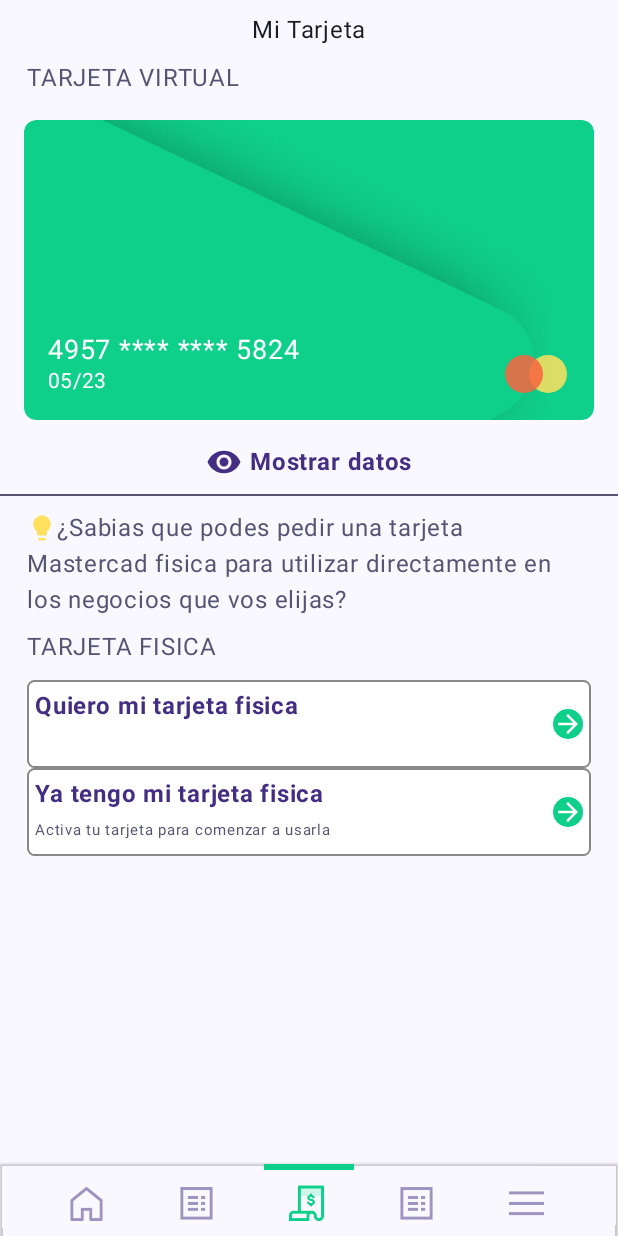
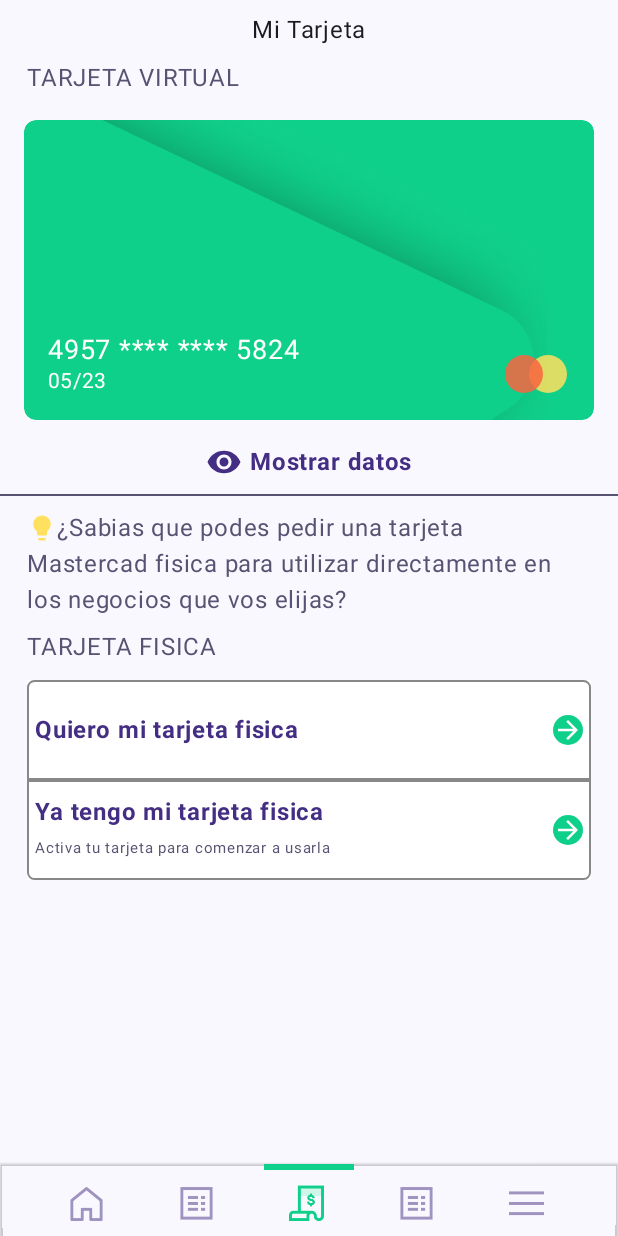
Before and after one commit to AlexLangman/Tp3Parcial, an Android app built with Jetpack Compose: the MyCardRoute screen opened through its navigation route, on a phone screen of 412 x 824 dp. Run offline under Robolectric (Android 15) with nearby library versions, the phone set to English and light mode, and no system bars; our stand-ins replace Firebase (no records; nobody signed in at launch, a user with empty details on screens opened directly).

Commit message:
profile Screen

```diff
--- a/app/src/main/java/com/example/parcialtp3langmanpoltibohuier/Navigation.kt
+++ b/app/src/main/java/com/example/parcialtp3langmanpoltibohuier/Navigation.kt
@@ -25,6 +25,7 @@ import com.example.parcialtp3langmanpoltibohuier.ui.screens.servicePayment.Servi
 import com.example.parcialtp3langmanpoltibohuier.ui.screens.SignIn.SignInRoute
 import com.example.parcialtp3langmanpoltibohuier.ui.screens.Splash.SplashRoute
 import com.example.parcialtp3langmanpoltibohuier.ui.screens.myAccount.MyAccountRoute
+import com.example.parcialtp3langmanpoltibohuier.ui.screens.myProfile.MyProfileRoutes
 
 
 @RequiresApi(Build.VERSION_CODES.O)
@@ -74,6 +75,9 @@ fun Navigation(navController: NavHostController) {
             composable(AppRoutes.SERVICE_PAYMENT) {
                 ServicePaymentRoute(navController)
             }
+            composable(AppRoutes.MY_PROFILE) {
+                MyProfileRoutes(navController)
+            }
         }
     }
 }
--- a/app/src/main/java/com/example/parcialtp3langmanpoltibohuier/ui/components/buttons/arrowButton.kt
+++ b/app/src/main/java/com/example/parcialtp3langmanpoltibohuier/ui/components/buttons/arrowButton.kt
@@ -2,11 +2,13 @@ package com.example.parcialtp3langmanpoltibohuier.ui.components.buttons
 
 import androidx.compose.foundation.background
 import androidx.compose.foundation.border
+import androidx.compose.foundation.clickable
 import androidx.compose.foundation.layout.Arrangement
 import androidx.compose.foundation.layout.Box
 import androidx.compose.foundation.layout.Column
 import androidx.compose.foundation.layout.Row
 import androidx.compose.foundation.layout.fillMaxWidth
+import androidx.compose.foundation.layout.height
 import androidx.compose.foundation.layout.padding
 import androidx.compose.foundation.layout.size
 import androidx.compose.foundation.shape.CircleShape
@@ -31,7 +33,13 @@ fun arrowButton(
     text: String,
     description: String?,
     icon: ImageVector,
-    iconBackgrounColor: Color
+    iconBackgrounColor: Color,
+    isFirst: Boolean = false,
+    isLast: Boolean = false,
+    isOnlyOne: Boolean = false,
+    action: () -> Unit = {
+
+    }
 ) {
     Row(
         modifier = Modifier
@@ -40,24 +48,36 @@ fun arrowButton(
             .border(
                 width = 1.dp, // Ancho del borde
                 color = Color.Gray, // Color del borde. TODO: Definir color
-                shape = RoundedCornerShape(5.dp) // Borde redondeado
+                shape = when {
+                    isFirst -> RoundedCornerShape(topStart = 5.dp, topEnd = 5.dp)
+                    isLast -> RoundedCornerShape(bottomStart = 5.dp, bottomEnd = 5.dp)
+                    isOnlyOne -> RoundedCornerShape(5.dp)
+                    else -> RoundedCornerShape(0.dp)
+                } // Borde redondeado
             )
-            .padding(5.dp),
+            .padding(5.dp)
+            .clickable(onClick = action),
         verticalAlignment = Alignment.CenterVertically,
-        horizontalArrangement = Arrangement.SpaceBetween
+        horizontalArrangement = Arrangement.SpaceBetween,
     ) {
-        Column {
+        Column(
+            verticalArrangement = Arrangement.Center,
+            modifier = Modifier
+                .height(56.dp)
+        ) {
             Text(
                 text = text,
                 color = Purple900, // Cambia el color de la letra a negro
                 fontWeight = FontWeight.Bold // Cambia la letra a negrita
             )
+            if(description != "" ) {
                 description?.let {
                     Text(
                         text = it, // Debe ser un String
                         color = Gray900, // Debe ser un Color
                         fontSize = 10.sp, // Debe ser un TextUnit, que generalmente se especifica como sp
                     )
+                }
             }
         }
         Box(
--- a/app/src/main/java/com/example/parcialtp3langmanpoltibohuier/ui/navigation/NavItem.kt
+++ b/app/src/main/java/com/example/parcialtp3langmanpoltibohuier/ui/navigation/NavItem.kt
@@ -24,7 +24,7 @@ sealed class NavItem(
     object MyAccount: NavItem(AppRoutes.MY_ACCOUNT, { getIconMovement() }, { getIconMovementSelected()}, "My Account")
     object MyCard: NavItem(AppRoutes.MY_CARD, { getIconWalet()},{ getIconWaletSelected() }, "My Card")
     object ServicePayment: NavItem(AppRoutes.SERVICE_PAYMENT, { getIconMovement()},{ getIconMovementSelected()}, "Service Payment")
-    object MyProfile: NavItem(AppRoutes.SPLASH, { getIconMenu()}, { getIconMenuSelected()}, "My Profile")
+    object MyProfile: NavItem(AppRoutes.MY_PROFILE, { getIconMenu()}, { getIconMenuSelected()}, "My Profile")
 
 
 }
--- a/app/src/main/java/com/example/parcialtp3langmanpoltibohuier/ui/navigation/Screens.kt
+++ b/app/src/main/java/com/example/parcialtp3langmanpoltibohuier/ui/navigation/Screens.kt
@@ -7,4 +7,5 @@ object AppRoutes {
     val SERVICE_PAYMENT = "servicePaymentScreen"
     val SPLASH = "splashScreen"
     val SIGN_IN = "signInScreen"
+    val MY_PROFILE = "myProfileScreen"
 }
--- a/app/src/main/java/com/example/parcialtp3langmanpoltibohuier/ui/navigation/TopBarTitles.kt
+++ b/app/src/main/java/com/example/parcialtp3langmanpoltibohuier/ui/navigation/TopBarTitles.kt
@@ -6,6 +6,7 @@ object TopBarTitles {
         AppRoutes.MY_ACCOUNT to "Mi Cuenta",
         AppRoutes.MY_CARD to "Mi Tarjeta",
         AppRoutes.SERVICE_PAYMENT to "Pago de Servicios",
+        AppRoutes.MY_PROFILE to "Mi Perfil"
     )
 
     fun getTitle(route: String): String {
--- a/app/src/main/java/com/example/parcialtp3langmanpoltibohuier/ui/screens/myCard/MyCardScreen.kt
+++ b/app/src/main/java/com/example/parcialtp3langmanpoltibohuier/ui/screens/myCard/MyCardScreen.kt
@@ -53,20 +53,22 @@ fun MyCardScreen(navController: NavHostController){
     var EXPIRATION_DATE_DEFAULT = "**/**"
     var EXPIRATION_DATE = "05/23"
 
-    data class ButtonInfo(var title: String, var description: String, var icon: ImageVector, var buttonColor: Color)
+    data class ButtonInfo(var title: String, var description: String, var icon: ImageVector, var buttonColor: Color, var isFirst: Boolean = false, var isLast: Boolean = false)
 
     val buttonsInfo = listOf(
         ButtonInfo(
             title = "Quiero mi tarjeta fisica",
             description = "",
             icon = Icons.Filled.ArrowForward,
-            buttonColor = Green800
+            buttonColor = Green800,
+            isFirst = true
         ),
         ButtonInfo(
             title = "Ya tengo mi tarjeta fisica",
             description = "Activa tu tarjeta para comenzar a usarla",
             icon = Icons.Filled.ArrowForward,
-            buttonColor = Green800),
+            buttonColor = Green800,
+            isLast = true)
     )
 
     val modId = "modIcon"
@@ -184,7 +186,9 @@ fun MyCardScreen(navController: NavHostController){
                                 text = it.title,
                                 description = it.description,
                                 icon = it.icon,
-                                iconBackgrounColor = it.buttonColor)
+                                iconBackgrounColor = it.buttonColor,
+                                isLast = it.isLast,
+                                isFirst = it.isFirst)
                         }
                     }
                 }
```
Also changed, not shown: app/src/main/java/com/example/parcialtp3langmanpoltibohuier/ui/components/popUps/customToolLip.kt (added, +39 -0 lines), app/src/main/java/com/example/parcialtp3langmanpoltibohuier/ui/screens/myProfile/MyProfileRoute.kt (added, +12 -0 lines), app/src/main/java/com/example/parcialtp3langmanpoltibohuier/ui/screens/myProfile/MyProfileScreen.kt (added, +131 -0 lines), app/src/main/res/drawable/profileimage.png (added). Lines whose indentation alone changed are shown as unchanged.
